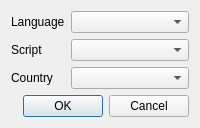
Old version of the form src/groupchattopicaddlang.ui in the repository psi-im/psi.
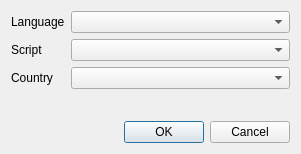
New version of the form.

Commit message: MUC lang add dialog is improved quite a bit

Patch:
```diff
--- a/src/groupchattopicaddlang.ui
+++ b/src/groupchattopicaddlang.ui
@@ -2,6 +2,14 @@
 <ui version="4.0">
  <class>GroupChatTopicAddLangDlg</class>
  <widget class="QDialog" name="GroupChatTopicAddLangDlg">
+  <property name="geometry">
+   <rect>
+    <x>0</x>
+    <y>0</y>
+    <width>301</width>
+    <height>154</height>
+   </rect>
+  </property>
   <property name="windowTitle">
    <string>Add Language</string>
   </property>
@@ -30,13 +38,34 @@
       </widget>
      </item>
      <item row="0" column="1">
-      <widget class="QComboBox" name="cmbLang"/>
+      <widget class="QComboBox" name="cmbLang">
+       <property name="sizePolicy">
+        <sizepolicy hsizetype="Expanding" vsizetype="Fixed">
+         <horstretch>0</horstretch>
+         <verstretch>0</verstretch>
+        </sizepolicy>
+       </property>
+      </widget>
      </item>
      <item row="1" column="1">
-      <widget class="QComboBox" name="cmbScript"/>
+      <widget class="QComboBox" name="cmbScript">
+       <property name="sizePolicy">
+        <sizepolicy hsizetype="Expanding" vsizetype="Fixed">
+         <horstretch>0</horstretch>
+         <verstretch>0</verstretch>
+        </sizepolicy>
+       </property>
+      </widget>
      </item>
      <item row="2" column="1">
-      <widget class="QComboBox" name="cmbCountry"/>
+      <widget class="QComboBox" name="cmbCountry">
+       <property name="sizePolicy">
+        <sizepolicy hsizetype="Expanding" vsizetype="Fixed">
+         <horstretch>0</horstretch>
+         <verstretch>0</verstretch>
+        </sizepolicy>
+       </property>
+      </widget>
      </item>
     </layout>
    </item>
```
Left out of the diff: 6 changed lines with no effect on the pictures. The commit also changes 3 other files.
